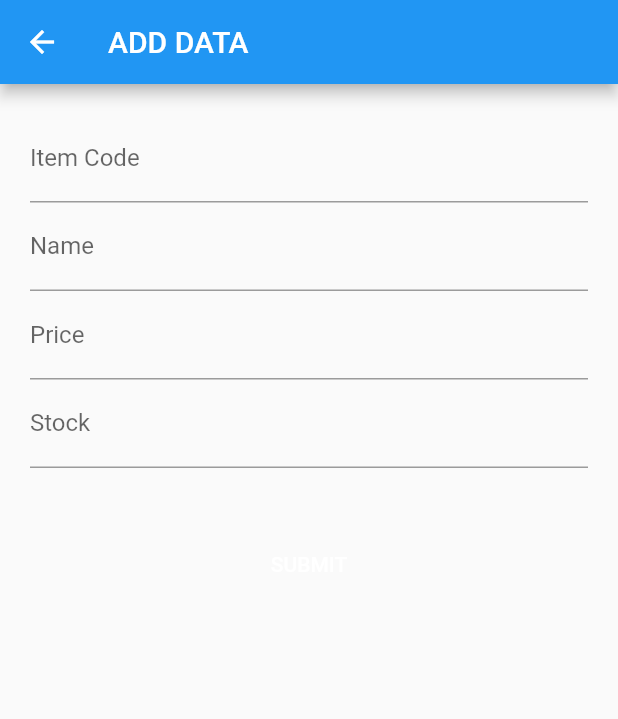
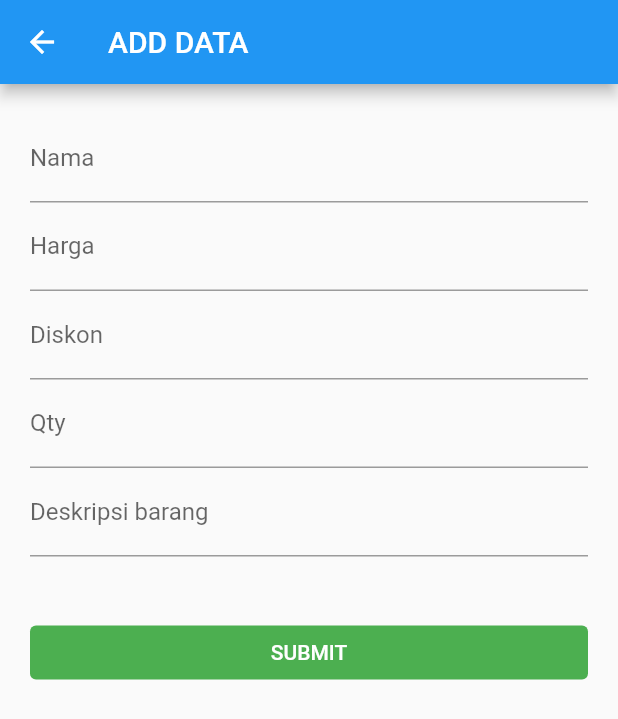
Before and after one commit to aminsum9/autojet-sparepart-app, a Flutter app: the AddData screen opened directly, after a tap on "SUBMIT", on a phone screen of 412 x 824 dp. Shown: the top 719 px of the screen. Run offline on Flutter 3.47's test engine with Material 2 defaults, Android fonts, the phone set to English and light mode, and no system bars; our stand-ins replace shared_preferences; missing offline and left inert: dart:ffi, pretty_json; accounts and stored records are empty; network calls fail.

Commit message:
handle create barang dan get by id

```diff
--- a/lib/adddata.dart
+++ b/lib/adddata.dart
@@ -1,5 +1,6 @@
 import 'package:flutter/material.dart';
 import 'package:http/http.dart' as http;
+import 'package:shared_preferences/shared_preferences.dart';
 
 class AddData extends StatefulWidget {
   @override
@@ -7,20 +8,33 @@ class AddData extends StatefulWidget {
 }
 
 class AddDataState extends State<AddData> {
-  TextEditingController controllerCode = TextEditingController(text: "");
   TextEditingController controllerName = TextEditingController(text: "");
   TextEditingController controllerPrice = TextEditingController(text: "");
+  TextEditingController controllerDiscount = TextEditingController(text: "");
   TextEditingController controllerStock = TextEditingController(text: "");
+  TextEditingController controllerDesc = TextEditingController(text: "");
 
-  void addData() {
-    var url = "http://192.168.43.129/barang/add";
+  Future<String> getDataStorage(String key) async {
+    final prefs = await SharedPreferences.getInstance();
+    return prefs.getString(key).toString();
+  }
+
+  void addData() async {
+    var token = await getDataStorage('token');
+
+    var url = "http://192.168.43.128:8000/barang/add";
 
     http.post(Uri.parse(url), body: {
-      "item_code": controllerCode.text,
-      "item_name": controllerName.text,
+      "name": controllerName.text,
       "price": controllerPrice.text,
-      "stock": controllerStock.text
-    }).then((value) => Navigator.pop(context));
+      "discount": controllerDiscount.text,
+      "qty": controllerStock.text,
+      "image": "",
+      "desc": controllerDesc.text,
+      "token": token.toString(),
+    }).then((response) => {
+          if (response.statusCode == 200) {Navigator.pop(context)}
+        });
   }
 
   @override
@@ -35,38 +49,44 @@ class AddDataState extends State<AddData> {
             Column(
               children: [
                 TextField(
-                  controller: controllerCode,
-                  decoration: const InputDecoration(
-                      hintText: "masukkan code item", labelText: "Item Code"),
-                ),
-                TextField(
                   controller: controllerName,
                   decoration: const InputDecoration(
-                      hintText: "masukkan nama item", labelText: "Name"),
+                      hintText: "masukkan nama item", labelText: "Nama"),
                 ),
                 TextField(
                   controller: controllerPrice,
                   decoration: const InputDecoration(
-                      hintText: "masukkan harga item", labelText: "Price"),
+                      hintText: "masukkan harga item", labelText: "Harga"),
+                ),
+                TextField(
+                  controller: controllerDiscount,
+                  decoration: const InputDecoration(
+                      hintText: "masukkan diskon barang", labelText: "Diskon"),
                 ),
                 TextField(
                   controller: controllerStock,
                   decoration: const InputDecoration(
-                      hintText: "masukkan stock item", labelText: "Stock"),
+                      hintText: "masukkan stock item", labelText: "Qty"),
+                ),
+                TextField(
+                  controller: controllerDesc,
+                  decoration: const InputDecoration(
+                      hintText: "masukkan code item",
+                      labelText: "Deskripsi barang"),
                 ),
                 const Padding(
                   padding: EdgeInsets.all(20.0),
                 ),
-                TextButton(
-                  onPressed: () {
-                    addData();
-                  },
-                  child: const Text("SUBMIT",
-                      style: TextStyle(color: Colors.white)),
-                  // color: Colors.blueAccent
-                )
               ],
-            )
+            ),
+            TextButton(
+                onPressed: () {
+                  addData();
+                },
+                child: Text("SUBMIT", style: TextStyle(color: Colors.white)),
+                style: TextButton.styleFrom(
+                  backgroundColor: Colors.green,
+                )),
           ])),
     );
   }
--- a/lib/detail.dart
+++ b/lib/detail.dart
@@ -33,7 +33,7 @@ class _DetailState extends State<Detail> {
   }
 
   void deleteData() {
-    var url = "http://192.168.43.129/barang/delete";
+    var url = "http://192.168.43.128:8000/barang/delete";
     http.post(Uri.parse(url), body: {
       "id": widget.list[widget.index]["id"]
     }).then((value) => Navigator.of(context)
@@ -54,7 +54,7 @@ class _DetailState extends State<Detail> {
               padding: EdgeInsets.all(15.0),
             ),
             Text(
-              widget.list[widget.index]['item_name'],
+              widget.list[widget.index]['name'],
               style: const TextStyle(
                   fontSize: 20.0,
                   color: Colors.blueAccent,
@@ -64,15 +64,19 @@ class _DetailState extends State<Detail> {
               padding: EdgeInsets.all(15.0),
             ),
             Text(
-              "Code : ${widget.list[widget.index]['item_code']}",
+              "Harga : ${widget.list[widget.index]['price']}",
               style: const TextStyle(fontSize: 17.0),
             ),
             Text(
-              "Price : ${widget.list[widget.index]['price']}",
+              "Diskon : ${widget.list[widget.index]['discount']}",
               style: const TextStyle(fontSize: 17.0),
             ),
             Text(
-              "Stock : ${widget.list[widget.index]['stock']}",
+              "Qty : ${widget.list[widget.index]['qty']}",
+              style: const TextStyle(fontSize: 17.0),
+            ),
+            Text(
+              "Deskripsi : ${widget.list[widget.index]['desc']}",
               style: const TextStyle(fontSize: 17.0),
             ),
             const Padding(
--- a/pubspec.yaml
+++ b/pubspec.yaml
@@ -32,6 +32,9 @@ dependencies:
   flutter:
     sdk: flutter
   http: ^0.13.5
+  shared_preferences: ^2.0.0-nullsafety
+  json_annotation: ^4.7.0
+  pretty_json: any
 
 
   # The following adds the Cupertino Icons font to your application.
```
Also changed, not shown: lib/editdata.dart (+27 -23 lines), lib/home.dart (+11 -4 lines), lib/main.dart (+48 -1 lines), pubspec.lock, 7 other files.
